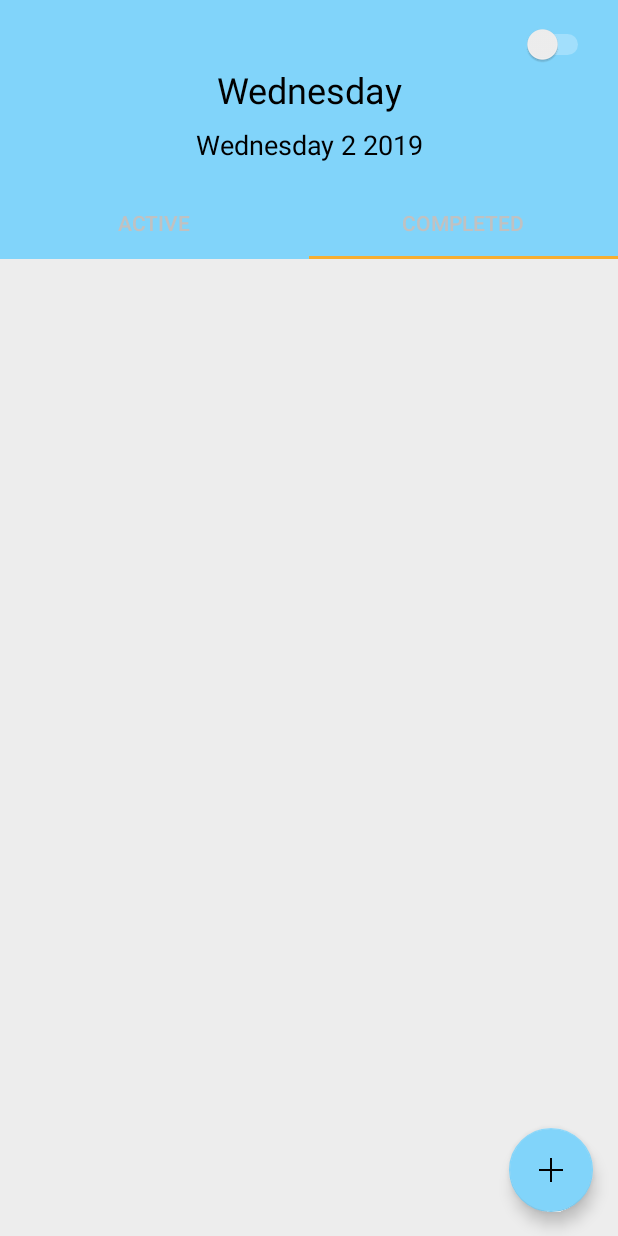
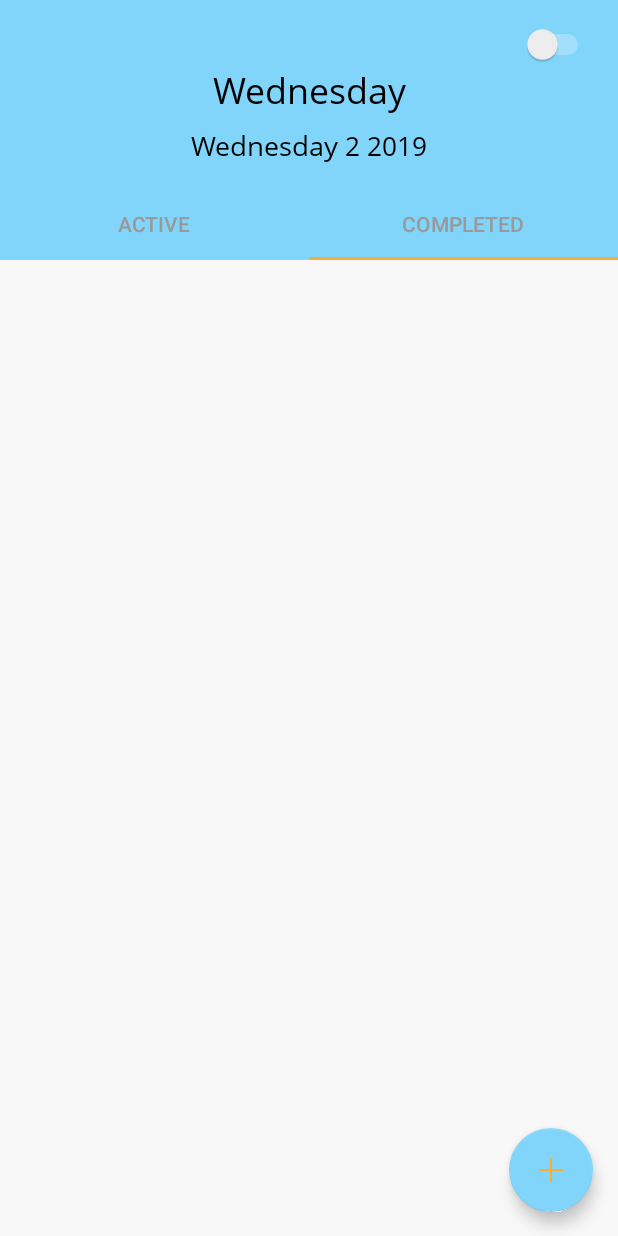
Before and after one commit to alancleetus/to-do-list, an Android app: the screen it shows after launch (MainActivity), tab 2 chosen, on a phone screen of 412 x 824 dp. Run offline under Robolectric (Android 15) with nearby library versions, the phone set to English and light mode, and no system bars; libraries missing offline, so code that uses them is left out: io.realm; 6 statements that could not run were skipped.

Commit message:
playing around with fragment lifecycles and adding new fonts

```diff
--- a/myToDoList/app/src/main/java/io/github/alancleetus/todolist/ActiveFragment.java
+++ b/myToDoList/app/src/main/java/io/github/alancleetus/todolist/ActiveFragment.java
@@ -15,7 +15,6 @@ public class ActiveFragment extends Fragment {
 
     View view;
     private LinearLayout ParentLayout;
-
 
     public ActiveFragment()
     {
@@ -36,16 +35,27 @@ public class ActiveFragment extends Fragment {
         return view;
     }
 
+    @Override
+    public void setUserVisibleHint(boolean isVisibleToUser) {
+        super.setUserVisibleHint(isVisibleToUser);
 
-    @Override
-    public void onHiddenChanged(boolean hidden) {
-        super.onHiddenChanged(hidden);
+        if (isVisibleToUser && getView() != null) {
+            ArrayList<Task> activeTaskArray = ((MainActivity) getActivity()).loadActive();
 
-        ArrayList<Task> activeTaskArray =  ((MainActivity) getActivity()).loadActive();
+            for (Task t : activeTaskArray)
+                addToActiveList(t);
 
-        for( Task t : activeTaskArray)
-            addToActiveList(t);
+            System.out.println("LOG: Showing active list");
+        }else if(!isVisibleToUser && getView() != null)
+        {
+
+            ParentLayout = view.findViewById(R.id.activeTaskList);
+            ParentLayout.removeAllViews();
+            System.out.println("LOG: hide active");
+        }
     }
+
+
 
     //add a item to be done
     public void addToActiveList(final Task t) {
--- a/myToDoList/app/src/main/java/io/github/alancleetus/todolist/CompletedFragment.java
+++ b/myToDoList/app/src/main/java/io/github/alancleetus/todolist/CompletedFragment.java
@@ -36,13 +36,21 @@ public class CompletedFragment extends Fragment {
     }
 
     @Override
-    public void onHiddenChanged(boolean hidden) {
-        super.onHiddenChanged(hidden);
+    public void setUserVisibleHint(boolean isVisibleToUser) {
+        super.setUserVisibleHint(isVisibleToUser);
+        if (isVisibleToUser && getView() != null) {
+            ArrayList<Task> activeTaskArray = ((MainActivity) getActivity()).loadCompleted();
 
-        ArrayList<Task> activeTaskArray =  ((MainActivity) getActivity()).loadCompleted();
+            for (Task t : activeTaskArray)
+                addToCompletedList(t);
 
-        for( Task t : activeTaskArray)
-            addToCompletedList(t);
+            System.out.println("LOG: Showing completed list");
+        }else if(!isVisibleToUser && getView() != null)
+        {
+            ParentLayout = view.findViewById(R.id.completedTaskList);
+            ParentLayout.removeAllViews();
+            System.out.println("LOG: hide completed");
+        }
     }
 
     //add a item to be done
@@ -59,7 +67,7 @@ Button deleteButton = (Button) toDoItem.findViewById(R.id.deleteButtonForTask);
         taskText.setText(t.getTopic());
         toDoItem.setTag(t.getID());
 
-        System.out.println("LOG: "+(taskText).getText());
+        ///System.out.println("LOG: "+(taskText).getText());
 
         //make the task long clickable
 
--- a/myToDoList/app/src/main/java/io/github/alancleetus/todolist/MainActivity.java
+++ b/myToDoList/app/src/main/java/io/github/alancleetus/todolist/MainActivity.java
@@ -228,7 +228,7 @@ public class MainActivity extends AppCompatActivity {
         tempTask.setDone(bool);
         realm.commitTransaction();
 
-
+/*
         if (bool) {
             CompletedFragment completed = (CompletedFragment) adapter.getItem(1);
             completed.addToCompletedList(tempTask);
@@ -237,7 +237,7 @@ public class MainActivity extends AppCompatActivity {
         {
             ActiveFragment active = (ActiveFragment) adapter.getItem(0);
             active.addToActiveList(tempTask);
-        }
+        }*/
 
     }
     public void deleteTaskFromDB(String id)
@@ -247,6 +247,7 @@ public class MainActivity extends AppCompatActivity {
         tempTask.deleteFromRealm();
         realm.commitTransaction();
     }
+
     @Override
     protected void onDestroy() {
         super.onDestroy();
--- a/myToDoList/app/src/main/res/layout/activity_main.xml
+++ b/myToDoList/app/src/main/res/layout/activity_main.xml
@@ -16,7 +16,7 @@
         android:layout_marginStart="8dp"
         android:layout_marginEnd="8dp"
         android:layout_marginBottom="16dp"
-        android:tint="@color/textColor"
+        android:tint="?attr/colorAccent"
         app:backgroundTint="?attr/colorPrimary"
         app:layout_constraintBottom_toBottomOf="parent"
         app:layout_constraintEnd_toEndOf="parent"
@@ -46,7 +46,7 @@
             android:layout_width="match_parent"
             android:layout_height="wrap_content"
             android:layout_weight="1"
-            android:fontFamily="sans-serif"
+            android:fontFamily="@font/open_sans"
             android:paddingBottom="8dp"
             android:text="Monday"
             android:textAlignment="center"
@@ -58,6 +58,7 @@
             android:layout_width="match_parent"
             android:layout_height="wrap_content"
             android:layout_weight="1"
+            android:fontFamily="@font/open_sans"
             android:text="March 21, 2019"
             android:textAlignment="center"
             android:textColor="?android:attr/textColorPrimary"
@@ -69,11 +70,11 @@
         android:layout_width="match_parent"
         android:layout_height="wrap_content"
         android:background="?attr/colorPrimary"
+        android:textColor="?android:attr/textColorPrimary"
         app:layout_constraintEnd_toEndOf="parent"
         app:layout_constraintHorizontal_bias="0.0"
         app:layout_constraintStart_toStartOf="parent"
         app:layout_constraintTop_toBottomOf="@+id/DateLayout"
-        android:textColor="?android:attr/textColorPrimary"
         app:tabTextColor="@color/grey" />
 
     <android.support.v4.view.ViewPager
--- a/myToDoList/app/src/main/res/layout/completed_fragment.xml
+++ b/myToDoList/app/src/main/res/layout/completed_fragment.xml
@@ -5,14 +5,24 @@
     android:layout_width="match_parent"
     android:layout_height="match_parent">
 
-    <LinearLayout
-        android:id="@+id/completedTaskList"
+    <ScrollView
         android:layout_width="match_parent"
         android:layout_height="match_parent"
-        android:background="@color/colorBackground"
-        android:orientation="vertical"
         app:layout_constraintBottom_toBottomOf="parent"
         app:layout_constraintEnd_toEndOf="parent"
         app:layout_constraintStart_toStartOf="parent"
-        app:layout_constraintTop_toTopOf="parent"></LinearLayout>
+        app:layout_constraintTop_toTopOf="parent"
+        android:background="?android:attr/windowBackground">
+
+        <LinearLayout
+            android:id="@+id/completedTaskList"
+            android:layout_width="match_parent"
+            android:layout_height="match_parent"
+            android:background="?android:attr/windowBackground"
+            android:orientation="vertical"
+            android:paddingBottom="80dp"
+            ></LinearLayout>
+    </ScrollView>
+
+
 </android.support.constraint.ConstraintLayout>
--- a/myToDoList/app/src/main/res/values/colors.xml
+++ b/myToDoList/app/src/main/res/values/colors.xml
@@ -5,7 +5,7 @@
     <color name="colorPrimary">#81D4FA</color>
     <color name="colorPrimaryDark">#42A5F5</color>
     <color name="colorAccent">#F7AE30</color>
-    <color name="colorBackground">#EDEDED</color>
+    <color name="colorBackground">#f8f8f8</color>
     <color name="textColor">#000000</color>
 
 
@@ -18,7 +18,7 @@
 
     <color name="white">#FFFFFF</color>
     <color name="black">#8A8A8A</color>
-    <color name="grey">#c1c1c1</color>
+    <color name="grey">#999999</color>
     <color name="red">#F44336</color>
     <color name="green">#8BC34A</color>
 
--- a/myToDoList/app/src/main/res/values/preloaded_fonts.xml
+++ b/myToDoList/app/src/main/res/values/preloaded_fonts.xml
@@ -1,6 +1,7 @@
 <?xml version="1.0" encoding="utf-8"?>
 <resources>
     <array name="preloaded_fonts" translatable="false">
+        <item>@font/montserrat</item>
         <item>@font/roboto_mono_light</item>
     </array>
 </resources>
```
Also changed, not shown: myToDoList/app/src/main/res/drawable/rounded_box.xml (+4 -4 lines), myToDoList/app/src/main/res/font/montserrat.xml (added, +7 -0 lines), myToDoList/app/src/main/res/layout/active_fragment.xml (+14 -5 lines), myToDoList/app/src/main/res/layout/donetaskholder.xml (+9 -8 lines), myToDoList/app/src/main/res/layout/taskholder.xml (+8 -8 lines), myToDoList/app/src/main/res/font/open_sans.ttf (added).
